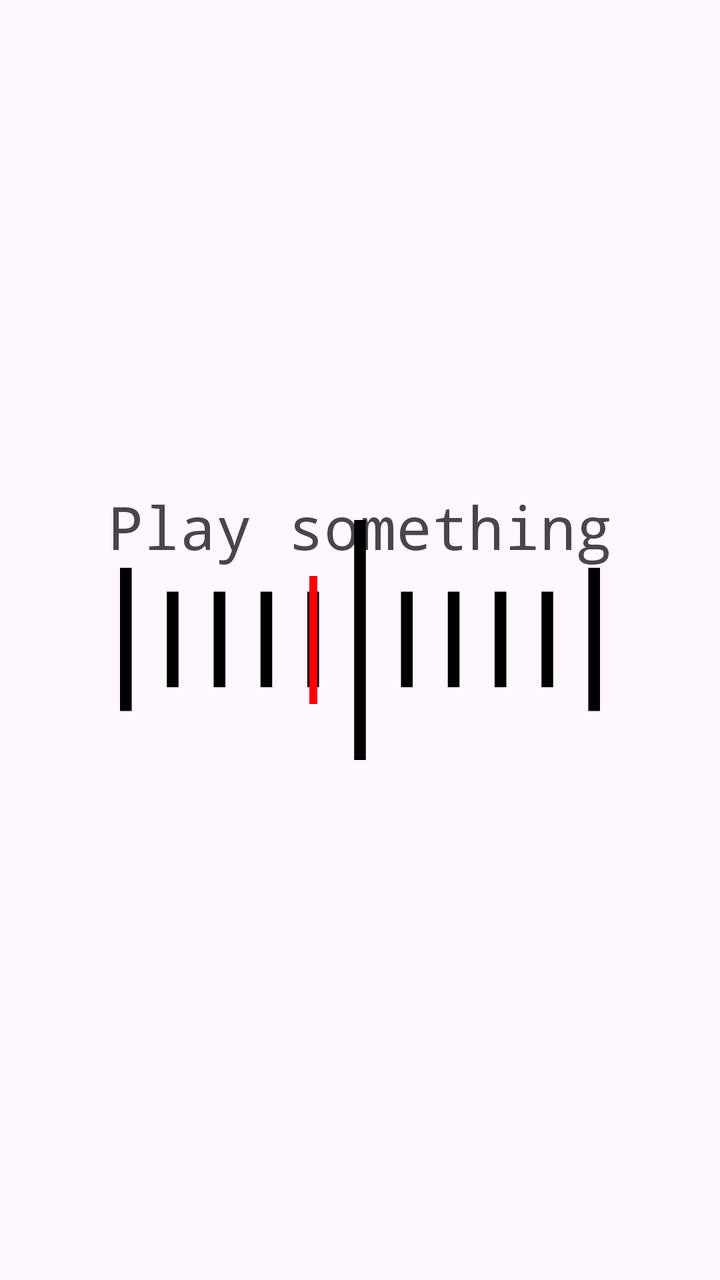
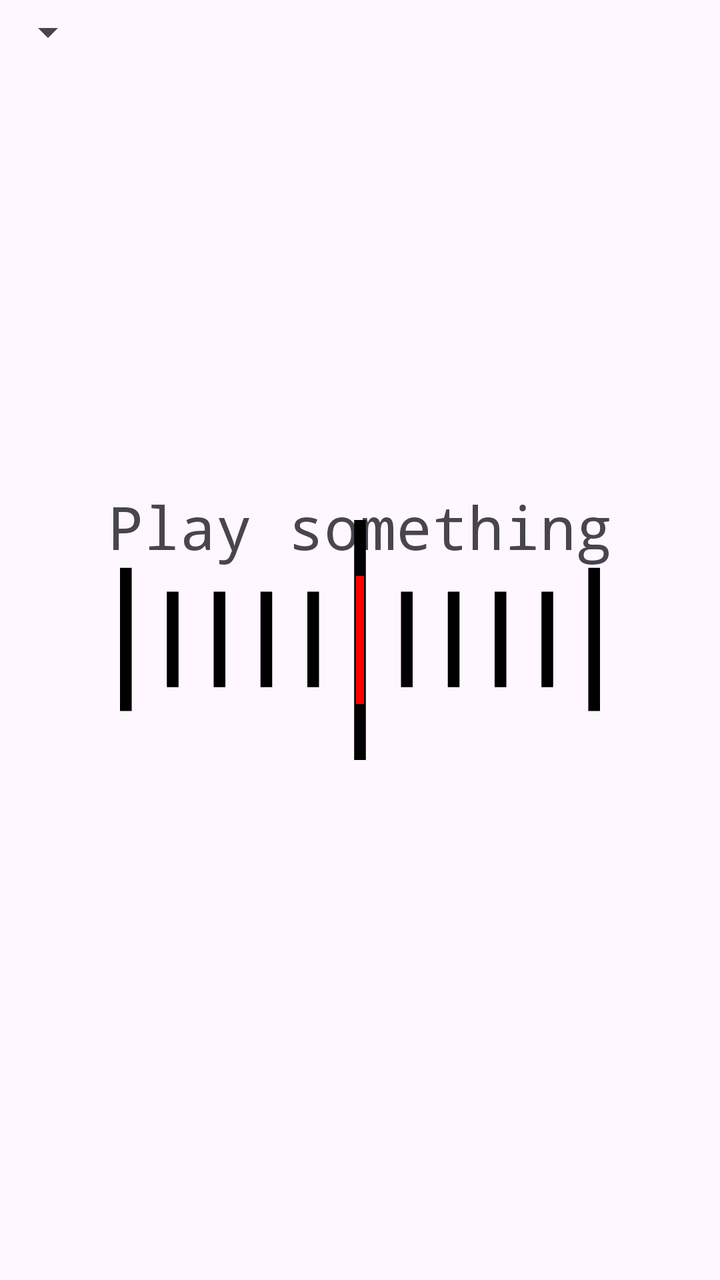

Compare the two renders of this Android layout. The source of the first and the diff that turns it into the second are given below.
<!-- AndroidManifest.xml: application theme Theme.AuroraTuner -->
<!-- res/layout/fragment_tuner.xml -->
<?xml version="1.0" encoding="utf-8"?>
<androidx.constraintlayout.widget.ConstraintLayout xmlns:android="http://schemas.android.com/apk/res/android"
    xmlns:app="http://schemas.android.com/apk/res-auto"
    xmlns:tools="http://schemas.android.com/tools"
    android:id="@+id/tuner_constraint_layout"
    android:layout_width="match_parent"
    android:layout_height="match_parent"
    tools:context=".TunerFragment">

    

    <TextView
        android:id="@+id/note_text"
        android:layout_width="wrap_content"
        android:layout_height="wrap_content"
        android:layout_marginTop="243dp"
        android:fontFamily="monospace"
        android:maxLines="1"
        android:text="@string/note_text_placeholder"
        android:textAlignment="center"
        android:textSize="30sp"
        app:layout_constraintEnd_toEndOf="parent"
        app:layout_constraintStart_toStartOf="parent"
        app:layout_constraintTop_toTopOf="parent" />

    <TextView
        android:id="@+id/delta_text"
        android:layout_width="wrap_content"
        android:layout_height="wrap_content"
        android:fontFamily="monospace"
        android:textAlignment="center"
        android:textSize="30sp"
        app:layout_constraintBottom_toBottomOf="parent"
        app:layout_constraintEnd_toEndOf="parent"
        app:layout_constraintHorizontal_bias="0.498"
        app:layout_constraintStart_toStartOf="parent"
        app:layout_constraintTop_toTopOf="parent"
        app:layout_constraintVertical_bias="0.649" />

    <ImageView
        android:id="@+id/measure"
        android:layout_width="300dp"
        android:layout_height="120dp"
        android:contentDescription="@string/measure_description"
        android:src="@drawable/measure"
        app:layout_constraintBottom_toBottomOf="parent"
        app:layout_constraintEnd_toEndOf="parent"
        app:layout_constraintStart_toStartOf="parent"
        app:layout_constraintTop_toTopOf="parent" />

    <ImageView
        android:id="@+id/measure_line"
        android:layout_width="4dp"
        android:layout_height="120dp"
        android:contentDescription="@string/measure_line_description"
        android:src="@drawable/measure_line"
        app:layout_constraintBottom_toBottomOf="parent"
        app:layout_constraintEnd_toEndOf="@+id/measure"
        app:layout_constraintHorizontal_bias="0.421"
        app:layout_constraintStart_toStartOf="@+id/measure"
        app:layout_constraintTop_toTopOf="parent" />

</androidx.constraintlayout.widget.ConstraintLayout>
<!-- resources referenced by this layout -->
<resources>
  <!-- drawable measure (drawable) -->
  <vector xmlns:android="http://schemas.android.com/apk/res/android"
      android:width="200dp"
      android:height="100dp"
      android:viewportWidth="410"
      android:viewportHeight="201">
      <path
          android:fillColor="@color/measureColor"
          android:name="Rectangle 1"
          android:pathData="m200 0h10v201h-10v-201z" />
      <path
          android:fillColor="@color/measureColor"
          android:name="Rectangle 2"
          android:pathData="m240 60h10v80h-10v-80z" />
      <path
          android:fillColor="@color/measureColor"
          android:name="Rectangle 3"
          android:pathData="m280 60h10v80h-10v-80z" />
      <path
          android:fillColor="@color/measureColor"
          android:name="Rectangle 4"
          android:pathData="m320 60h10v80h-10v-80z" />
      <path
          android:fillColor="@color/measureColor"
          android:name="Rectangle 5"
          android:pathData="m360 60h10v80h-10v-80z" />
      <path
          android:fillColor="@color/measureColor"
          android:name="Rectangle 6"
          android:pathData="m400 40h10v120h-10v-120z" />
      <path
          android:fillColor="@color/measureColor"
          android:name="Rectangle 7"
          android:pathData="m160 60h10v80h-10v-80z" />
      <path
          android:fillColor="@color/measureColor"
          android:name="Rectangle 8"
          android:pathData="m40 60h10v80h-10v-80z" />
      <path
          android:fillColor="@color/measureColor"
          android:name="Rectangle 9"
          android:pathData="m80 60h10v80h-10v-80z" />
      <path
          android:fillColor="@color/measureColor"
          android:name="Rectangle 10"
          android:pathData="m120 60h10v80h-10v-80z" />
      <path
          android:fillColor="@color/measureColor"
          android:name="Rectangle 11"
          android:pathData="m0 40h10v120h-10v-120z" />
  </vector>
  <!-- drawable measure_line (drawable) -->
  <vector xmlns:android="http://schemas.android.com/apk/res/android"
      android:width="5dp"
      android:height="80dp"
      android:viewportWidth="5"
      android:viewportHeight="80">
      <path
          android:fillColor="@color/measureLineColorDefault"
          android:name="Rectangle 1"
          android:pathData="m0 0h5v80h-5v-80z" />
  </vector>
  <string name="measure_description">musical note measure</string>
  <string name="measure_line_description">current deviation from note</string>
  <string name="note_text_placeholder">Play something</string>
  <style name="Theme.AuroraTuner" parent="Base.Theme.AuroraTuner" />
  <color name="measureColor">@color/black</color>
  <color name="measureLineColorDefault">#FF0000</color>
  <style name="Base.Theme.AuroraTuner" parent="Theme.Material3.DayNight.NoActionBar">
          
          
          <item name="android:navigationBarColor">@color/white</item>
          <item name="colorPrimaryDark">@color/white</item>
      </style>
  <color name="black">#FF000000</color>
  <color name="white">#FFFFFFFF</color>
</resources>

<!-- the commit's change to res/layout/fragment_tuner.xml (unified diff, before → after) -->
@@ -56,8 +56,19 @@
         android:src="@drawable/measure_line"
         app:layout_constraintBottom_toBottomOf="parent"
         app:layout_constraintEnd_toEndOf="@+id/measure"
-        app:layout_constraintHorizontal_bias="0.421"
         app:layout_constraintStart_toStartOf="@+id/measure"
         app:layout_constraintTop_toTopOf="parent" />
 
+    <Spinner
+        android:id="@+id/instrument_selection_spinner"
+        android:layout_width="wrap_content"
+        android:layout_height="wrap_content"
+        android:minHeight="32dp"
+        app:layout_constraintBottom_toBottomOf="parent"
+        app:layout_constraintEnd_toEndOf="parent"
+        app:layout_constraintHorizontal_bias="0.0"
+        app:layout_constraintStart_toStartOf="parent"
+        app:layout_constraintTop_toTopOf="parent"
+        app:layout_constraintVertical_bias="0.0" />
+
 </androidx.constraintlayout.widget.ConstraintLayout>
